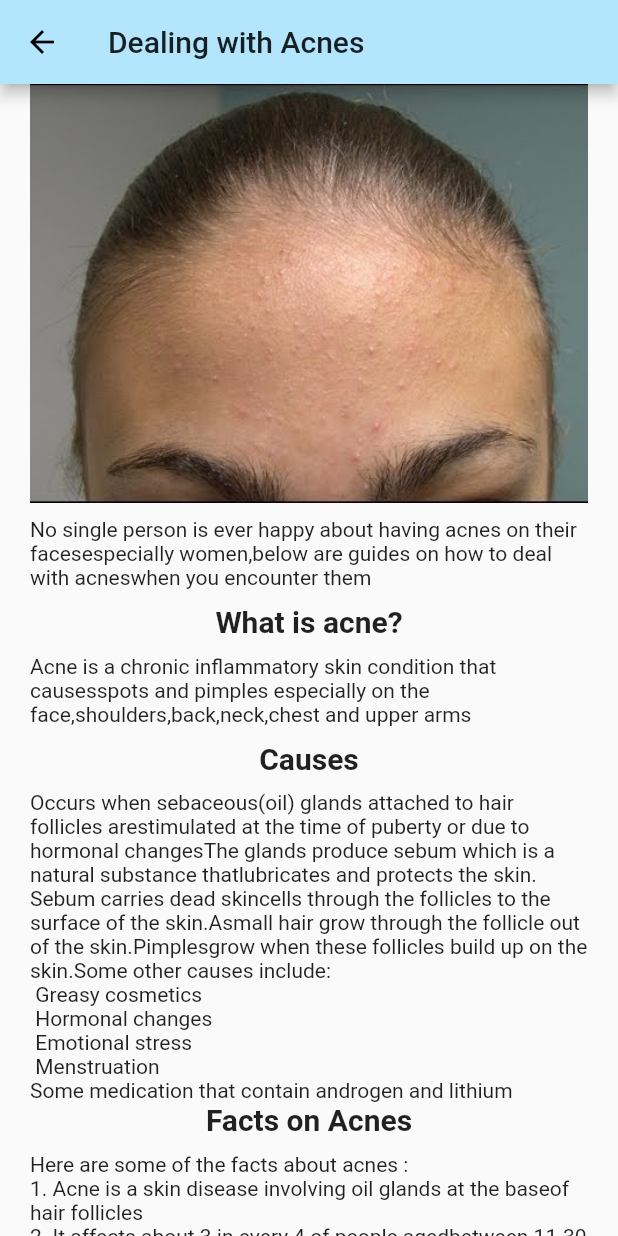
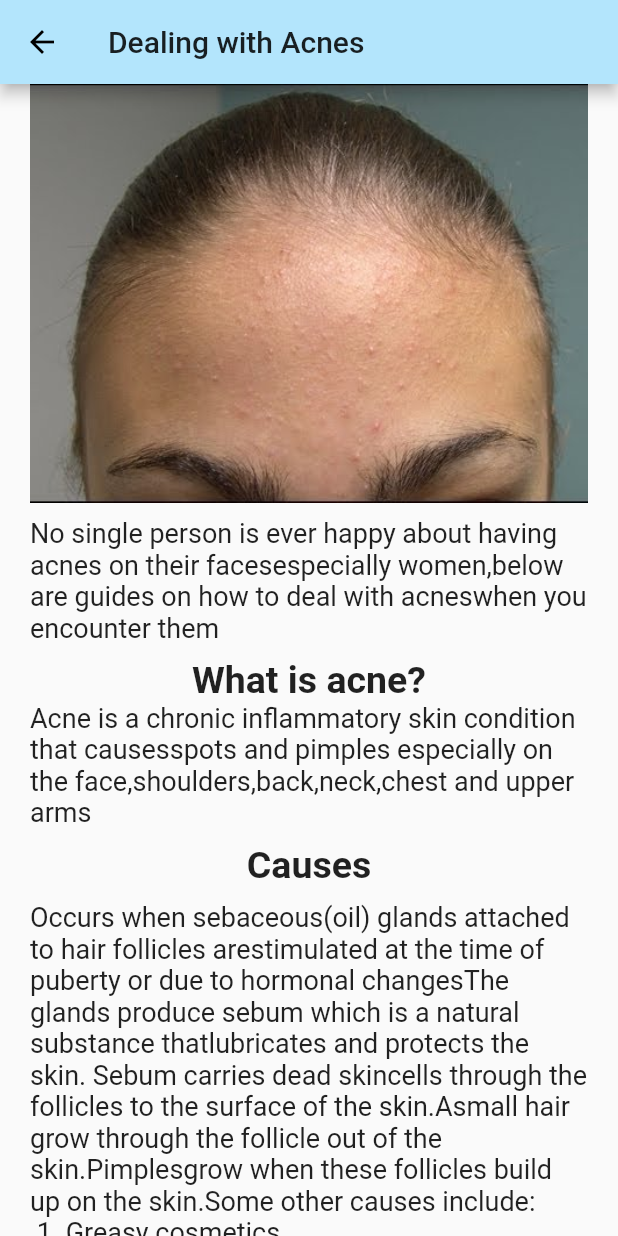
Before and after one commit to JosephineAkello/makeupBuddy, a Flutter app: the Acnes screen opened directly, on a phone screen of 412 x 824 dp. Run offline on Flutter 3.47's test engine with Material 2 defaults, Android fonts, the phone set to English and light mode, and no system bars; missing offline and left inert: youtube_player; Roboto replaces fonts that are missing (Raleway).

Commit message:
change font size

```diff
--- a/lib/acnepage/acnes.dart
+++ b/lib/acnepage/acnes.dart
@@ -19,22 +19,23 @@ class Acnes extends StatelessWidget {
               'No single person is ever happy about having acnes on their faces'
                   'especially women,below are guides on how to deal with acnes'
                   'when you encounter them',
+              style: TextStyle(fontSize: 18.0),
             ),
             SizedBox(
               height: 10.0,
             ),
             Text(
               'What is acne?',
-              style: TextStyle(fontSize: 20.0, fontWeight: FontWeight.bold),
-            ),
-            SizedBox(
-              height: 10.0,
+              style: TextStyle(
+                  fontSize: 25.0,
+                  fontFamily: 'Raleway',
+                  fontWeight: FontWeight.bold),
             ),
             Text(
               'Acne is a chronic inflammatory skin condition that causes'
                   'spots and pimples especially on the face,shoulders,'
                   'back,neck,chest and upper arms',
-              style: TextStyle(),
+              style: TextStyle(fontSize: 18.0),
             ),
             SizedBox(
               height: 10.0,
@@ -42,7 +43,8 @@ class Acnes extends StatelessWidget {
             Text(
               'Causes',
               style: TextStyle(
-                fontSize: 20.0,
+                fontSize: 25.0,
+                fontFamily: 'Raleway',
                 fontWeight: FontWeight.bold,
               ),
             ),
@@ -58,15 +60,19 @@ class Acnes extends StatelessWidget {
                   'small hair grow through the follicle out of the skin.Pimples'
                   'grow when these follicles build up on the skin.'
                   'Some other causes include: \n '
-                  'Greasy cosmetics\n '
-                  'Hormonal changes\n '
-                  'Emotional stress\n '
-                  'Menstruation \n'
-                  'Some medication that contain androgen and lithium',
+                  '1. Greasy cosmetics\n '
+                  '2. Hormonal changes\n '
+                  '3. Emotional stress\n '
+                  '4. Menstruation \n'
+                  '5. Some medication that contain androgen and lithium \n\n',
+              style: TextStyle(fontSize: 18.0),
             ),
             Text(
               'Facts on Acnes',
-              style: TextStyle(fontSize: 20.0, fontWeight: FontWeight.bold),
+              style: TextStyle(
+                  fontSize: 25.0,
+                  fontFamily: 'Raleway',
+                  fontWeight: FontWeight.bold),
             ),
             SizedBox(
               height: 10.0,
@@ -74,47 +80,65 @@ class Acnes extends StatelessWidget {
             Text(
               'Here are some of the facts about acnes : \n'
                   '1. Acne is a skin disease involving oil glands at the base'
-                  'of hair follicles\n'
+                  'of hair follicles\n\n'
                   '2. It affects about 3 in every 4 of people aged'
-                  'between 11-30\n'
-                  "3. It's not dangerous but can leave skin scars\n"
-                  '4. Treatment depends on how severe and persistent it is\n'
+                  'between 11-30\n\n'
+                  "3. It's not dangerous but can leave skin scars\n\n"
+                  '4. Treatment depends on how severe and persistent it is\n\n'
                   '5. Risk factors are anxiety, menstrual cycle, genetics,'
-                  ' oil-based makeups, humid climates and stress '
-                  '6. Both men and women have acnes ',
+                  ' oil-based makeups, humid climates and stress \n\n'
+                  '6. Both men and women have acnes \n\n',
+              style: TextStyle(fontSize: 18.0),
+            ),
+            SizedBox(
+              height: 10.0,
             ),
             Text(
               'How to handle Acnes',
-              style: TextStyle(fontSize: 20.0, fontWeight: FontWeight.bold),
+              style: TextStyle(
+                  fontSize: 25.0,
+                  fontFamily: 'Raleway',
+                  fontWeight: FontWeight.bold),
             ),
             SizedBox(
-              height: 10.0,
+              height: 20.0,
             ),
             Image.asset('assets/manacnes.jpg'),
             SizedBox(
               height: 10.0,
             ),
-            Text('There are so many ways on how to deal with'
-                'acnes but some of them are:'),
+            Text(
+              'There are so many ways on how to deal with'
+                  'acnes but some of them are:',
+              style: TextStyle(fontSize: 18.0),
+            ),
             SizedBox(
               height: 10.0,
             ),
             Text(
               '1. Always wash your face\n',
               textAlign: TextAlign.center,
-              style: TextStyle(fontSize: 20.0, fontWeight: FontWeight.bold),
+              style: TextStyle(
+                  fontSize: 25.0,
+                  fontFamily: 'Raleway',
+                  fontWeight: FontWeight.bold),
             ),
             Text(
               'Whether one has acnes or not, its important'
                   'to wash the face twice daily to remove impurities,'
-                  'dead skin and extra oil from skin surface.'),
+                  'dead skin and extra oil from skin surface.',
+              style: TextStyle(fontSize: 18.0),
+            ),
             SizedBox(
               height: 10.0,
             ),
             Text(
               '2. Mosturize your face\n',
               textAlign: TextAlign.center,
-              style: TextStyle(fontSize: 20.0, fontWeight: FontWeight.bold),
+              style: TextStyle(
+                  fontSize: 25.0,
+                  fontFamily: 'Raleway',
+                  fontWeight: FontWeight.bold),
             ),
             Text(
               'Many acne products contain ingredients that dry'
@@ -122,26 +146,37 @@ class Acnes extends StatelessWidget {
                   'minimizes dryness and skin peeling. Those '
                   'labeled Noncomedogenic to mean should not cause'
                   'acne is advisable. There are moisturizers made for'
-              'oily, dry, or combination skin.'),
+                  'oily, dry, or combination skin.',
+              style: TextStyle(fontSize: 18.0),
+            ),
             SizedBox(
               height: 10.0,
             ),
             Text(
               '3. Use makeup sparingly\n',
               textAlign: TextAlign.center,
-              style: TextStyle(fontSize: 20.0, fontWeight: FontWeight.bold),
+              style: TextStyle(
+                  fontSize: 25.0,
+                  fontFamily: 'Raleway',
+                  fontWeight: FontWeight.bold),
             ),
-            Text('If you apply makeup, always wash your face at'
+            Text(
+              'If you apply makeup, always wash your face at'
                   'the end of the day Avoid applying foundation.'
                   'and blush during breakout session. If possible use'
-                'oil-free cosmetics products'),
+                  'oil-free cosmetics products',
+              style: TextStyle(fontSize: 18.0),
+            ),
             SizedBox(
               height: 10.0,
             ),
             Text(
               '4. Buy products Over-the-counter\n',
               textAlign: TextAlign.center,
-              style: TextStyle(fontSize: 20.0, fontWeight: FontWeight.bold),
+              style: TextStyle(
+                  fontSize: 25.0,
+                  fontFamily: 'Raleway',
+                  fontWeight: FontWeight.bold),
             ),
             Text(
               'Its recommended to buy makeups over the counter to'
@@ -151,52 +186,63 @@ class Acnes extends StatelessWidget {
                   'or lactic acid, which curb bacteria and dry your skin.'
                   'They may cause drying or peeling so start with a small'
                   'amount at first.If you have a sensitive skin,'
-                 'use the products cautiously'),
+                  'use the products cautiously',
+              style: TextStyle(fontSize: 18.0),
+            ),
             SizedBox(
               height: 10.0,
             ),
             Text(
               '5. Watch out what you put on your hair\n',
               textAlign: TextAlign.center,
-              style: TextStyle(fontSize: 20.0, fontWeight: FontWeight.bold),
+              style: TextStyle(
+                  fontSize: 25.0,
+                  fontFamily: 'Raleway',
+                  fontWeight: FontWeight.bold),
             ),
-            Text('The hair pomades and fragrances can accelerate'
+            Text(
+              'The hair pomades and fragrances can accelerate'
                   'acnes when they get in contact with the face.'
                   'During breakout, while at home always pull your'
-                'hair away from your face.'),
+                  'hair away from your face.',
+              style: TextStyle(fontSize: 18.0),
+            ),
             SizedBox(
               height: 10.0,
             ),
             Text(
               'Acnes Home remedies',
               textAlign: TextAlign.center,
-              style: TextStyle(fontSize: 20.0, fontWeight: FontWeight.bold),
+              style: TextStyle(
+                  fontSize: 25.0,
+                  fontFamily: 'Raleway',
+                  fontWeight: FontWeight.bold),
             ),
             SizedBox(
               height: 10.0,
             ),
             Text(
-              'Some of the remedies to acnes you can do at home are: \n'
+                'Some of the remedies to acnes you can do at home are: \n\n'
                 '1. Use Aloe Vera which is a natural antibacterial and'
-                  'ant-inflammator \n'
+                'ant-inflammator \n\n'
                 '2. Use honey since it contains antioxidants that can help to'
-                  'clear waste and debris from clogged pores. \n'
+                'clear waste and debris from clogged pores. \n\n'
                 '3. Use Garlic Garlic since contains organosulfur compounds,'
-                  'which have natural anti-inflammatory effects.\n'
+                'which have natural anti-inflammatory effects.\n\n'
                 '4. Use, Echinacea purpurea, also known as the purple'
                 'coneflower,it contain compounds that help destroy viruses'
-                  'and bacteria, including P. acnes.\n'
+                'and bacteria, including P. acnes.\n\n'
                 '5. Use Rosemary extract, or Rosmarinus officinalis,it '
                 'containschemicals and compounds that have antioxidant,'
-                  'and anti-inflammatory properties.\n'
+                'and anti-inflammatory properties.\n\n'
                 '6. Use Coconut oil beacause it contains anti-inflammatory'
-                  'and antibacterial compounds hence fastens healing process\n'
+                'and antibacterial compounds hence fastens healing process\n\n'
                 '7. Scientists have found that people who consume a diet that'
                 'offers a good supply of vitamins A and E and of zinc may '
-                  'have a lower  risk of severe acne.\n'
+                'have a lower  risk of severe acne.\n\n'
                 ' 8. Tea tree oil is an essential oil that is extracted from'
                 'leaves of Melaleuca alternifolia reduces skin inflammation',
-            ),
+                style: TextStyle(fontSize: 18.0)),
             SizedBox(
               height: 10.0,
             ),
```
Lines whose indentation alone changed are shown as unchanged.
